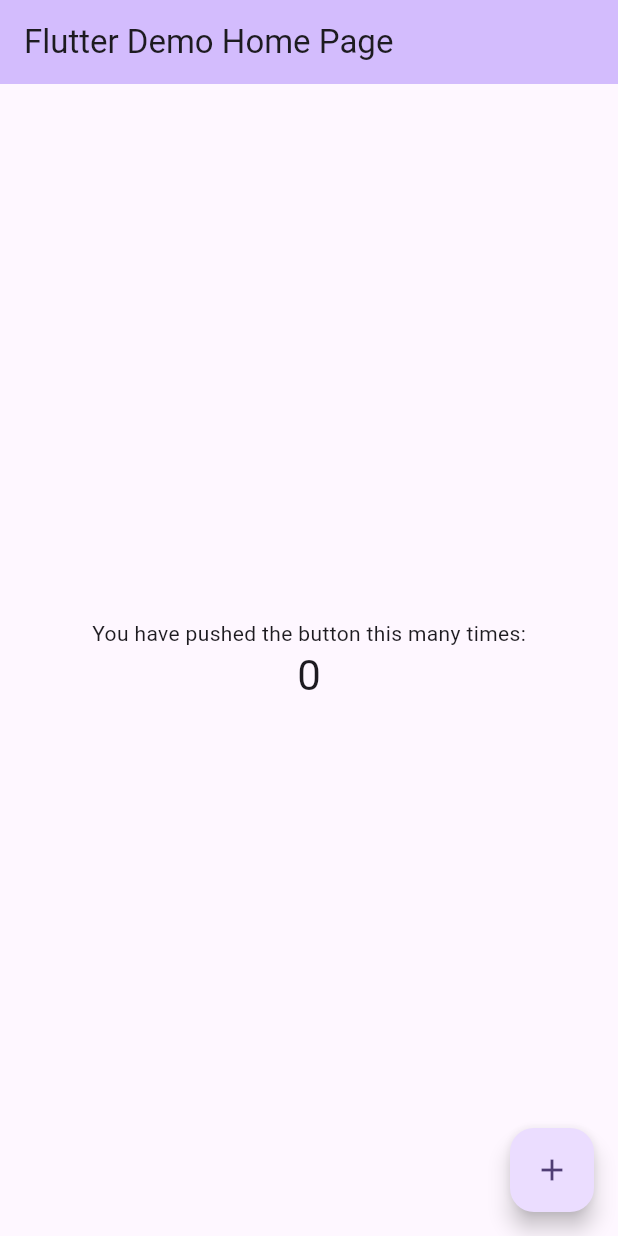
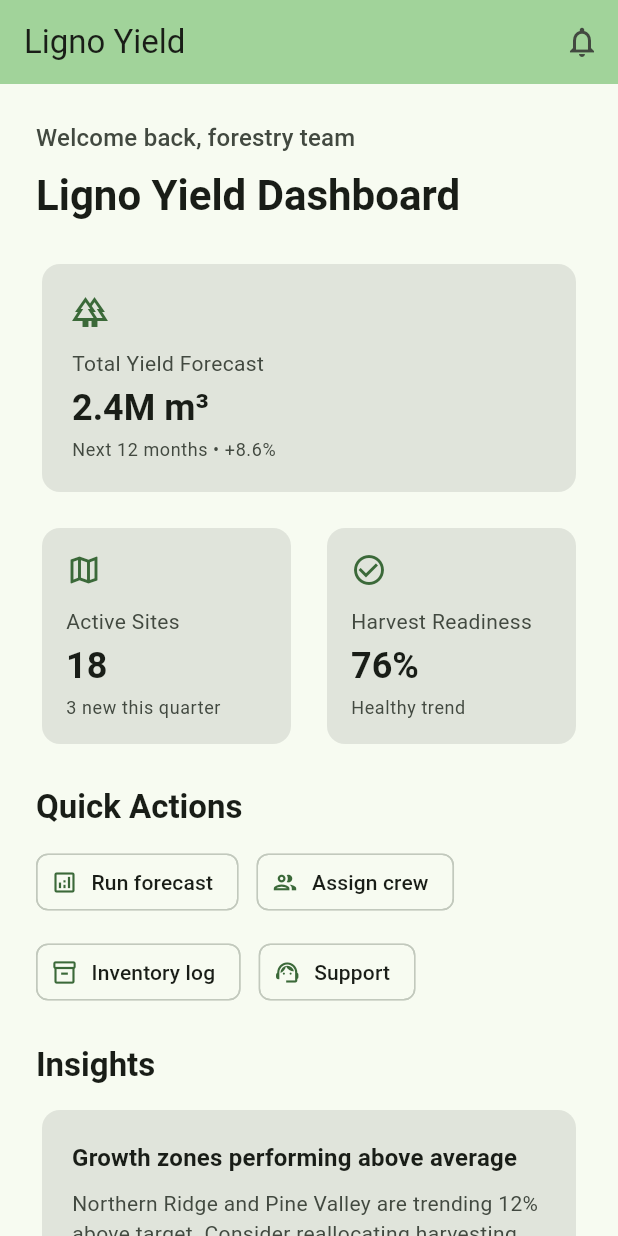
Before and after one commit to norcle/ligno_yield, a Flutter app: the screen it shows after launch, on a phone screen of 412 x 824 dp. Run offline on Flutter 3.47's test engine with Material 3 defaults, Android fonts, the light colour scheme and no system bars.

Commit message:
Add main screen dashboard

```diff
--- a/lib/main.dart
+++ b/lib/main.dart
@@ -10,8 +10,10 @@ class MyApp extends StatelessWidget {
   // This widget is the root of your application.
   @override
   Widget build(BuildContext context) {
+    const appTitle = 'Ligno Yield';
+
     return MaterialApp(
-      title: 'Flutter Demo',
+      title: appTitle,
       theme: ThemeData(
         // This is the theme of your application.
         //
@@ -28,95 +30,232 @@ class MyApp extends StatelessWidget {
         //
         // This works for code too, not just values: Most code changes can be
         // tested with just a hot reload.
-        colorScheme: .fromSeed(seedColor: Colors.deepPurple),
+        colorScheme: .fromSeed(seedColor: Colors.green),
+        useMaterial3: true,
       ),
-      home: const MyHomePage(title: 'Flutter Demo Home Page'),
+      home: const MainScreen(title: appTitle),
     );
   }
 }
 
-class MyHomePage extends StatefulWidget {
-  const MyHomePage({super.key, required this.title});
-
-  // This widget is the home page of your application. It is stateful, meaning
-  // that it has a State object (defined below) that contains fields that affect
-  // how it looks.
-
-  // This class is the configuration for the state. It holds the values (in this
-  // case the title) provided by the parent (in this case the App widget) and
-  // used by the build method of the State. Fields in a Widget subclass are
-  // always marked "final".
+class MainScreen extends StatelessWidget {
+  const MainScreen({super.key, required this.title});
 
   final String title;
 
   @override
-  State<MyHomePage> createState() => _MyHomePageState();
-}
+  Widget build(BuildContext context) {
+    final theme = Theme.of(context);
 
-class _MyHomePageState extends State<MyHomePage> {
-  int _counter = 0;
-
-  void _incrementCounter() {
-    setState(() {
-      // This call to setState tells the Flutter framework that something has
-      // changed in this State, which causes it to rerun the build method below
-      // so that the display can reflect the updated values. If we changed
-      // _counter without calling setState(), then the build method would not be
-      // called again, and so nothing would appear to happen.
-      _counter++;
-    });
-  }
-
-  @override
-  Widget build(BuildContext context) {
-    // This method is rerun every time setState is called, for instance as done
-    // by the _incrementCounter method above.
-    //
-    // The Flutter framework has been optimized to make rerunning build methods
-    // fast, so that you can just rebuild anything that needs updating rather
-    // than having to individually change instances of widgets.
     return Scaffold(
       appBar: AppBar(
-        // TRY THIS: Try changing the color here to a specific color (to
-        // Colors.amber, perhaps?) and trigger a hot reload to see the AppBar
-        // change color while the other colors stay the same.
-        backgroundColor: Theme.of(context).colorScheme.inversePrimary,
-        // Here we take the value from the MyHomePage object that was created by
-        // the App.build method, and use it to set our appbar title.
-        title: Text(widget.title),
+        backgroundColor: theme.colorScheme.inversePrimary,
+        title: Text(title),
+        actions: [
+          IconButton(
+            onPressed: () {},
+            icon: const Icon(Icons.notifications_outlined),
+            tooltip: 'Notifications',
+          ),
+        ],
       ),
-      body: Center(
-        // Center is a layout widget. It takes a single child and positions it
-        // in the middle of the parent.
-        child: Column(
-          // Column is also a layout widget. It takes a list of children and
-          // arranges them vertically. By default, it sizes itself to fit its
-          // children horizontally, and tries to be as tall as its parent.
-          //
-          // Column has various properties to control how it sizes itself and
-          // how it positions its children. Here we use mainAxisAlignment to
-          // center the children vertically; the main axis here is the vertical
-          // axis because Columns are vertical (the cross axis would be
-          // horizontal).
-          //
-          // TRY THIS: Invoke "debug painting" (choose the "Toggle Debug Paint"
-          // action in the IDE, or press "p" in the console), to see the
-          // wireframe for each widget.
-          mainAxisAlignment: .center,
+      body: SafeArea(
+        child: ListView(
+          padding: const EdgeInsets.all(24),
           children: [
-            const Text('You have pushed the button this many times:'),
             Text(
-              '$_counter',
-              style: Theme.of(context).textTheme.headlineMedium,
+              'Welcome back, forestry team',
+              style: theme.textTheme.titleMedium?.copyWith(
+                color: theme.colorScheme.onSurfaceVariant,
+              ),
+            ),
+            const SizedBox(height: 8),
+            Text(
+              'Ligno Yield Dashboard',
+              style: theme.textTheme.headlineMedium?.copyWith(
+                fontWeight: FontWeight.w700,
+              ),
+            ),
+            const SizedBox(height: 24),
+            _InfoCard(
+              label: 'Total Yield Forecast',
+              value: '2.4M m³',
+              subtitle: 'Next 12 months • +8.6%',
+              icon: Icons.forest_outlined,
+            ),
+            const SizedBox(height: 16),
+            Row(
+              children: [
+                Expanded(
+                  child: _InfoCard(
+                    label: 'Active Sites',
+                    value: '18',
+                    subtitle: '3 new this quarter',
+                    icon: Icons.map_outlined,
+                    compact: true,
+                  ),
+                ),
+                const SizedBox(width: 16),
+                Expanded(
+                  child: _InfoCard(
+                    label: 'Harvest Readiness',
+                    value: '76%',
+                    subtitle: 'Healthy trend',
+                    icon: Icons.check_circle_outline,
+                    compact: true,
+                  ),
+                ),
+              ],
+            ),
+            const SizedBox(height: 24),
+            Text(
+              'Quick Actions',
+              style: theme.textTheme.titleLarge?.copyWith(
+                fontWeight: FontWeight.w600,
+              ),
+            ),
+            const SizedBox(height: 12),
+            Wrap(
+              spacing: 12,
+              runSpacing: 12,
+              children: [
+                _ActionChip(
+                  icon: Icons.analytics_outlined,
+                  label: 'Run forecast',
+                ),
+                _ActionChip(
+                  icon: Icons.group_outlined,
+                  label: 'Assign crew',
+                ),
+                _ActionChip(
+                  icon: Icons.inventory_2_outlined,
+                  label: 'Inventory log',
+                ),
+                _ActionChip(
+                  icon: Icons.support_agent_outlined,
+                  label: 'Support',
+                ),
+              ],
+            ),
+            const SizedBox(height: 24),
+            Text(
+              'Insights',
+              style: theme.textTheme.titleLarge?.copyWith(
+                fontWeight: FontWeight.w600,
+              ),
+            ),
+            const SizedBox(height: 12),
+            Card(
+              elevation: 0,
+              color: theme.colorScheme.surfaceContainerHighest,
+              child: Padding(
+                padding: const EdgeInsets.all(20),
+                child: Column(
+                  crossAxisAlignment: CrossAxisAlignment.start,
+                  children: [
+                    Text(
+                      'Growth zones performing above average',
+                      style: theme.textTheme.titleMedium?.copyWith(
+                        fontWeight: FontWeight.w600,
+                      ),
+                    ),
+                    const SizedBox(height: 8),
+                    Text(
+                      'Northern Ridge and Pine Valley are trending 12% above '
+                      'target. Consider reallocating harvesting equipment to '
+                      'optimize output before peak season.',
+                      style: theme.textTheme.bodyMedium?.copyWith(
+                        color: theme.colorScheme.onSurfaceVariant,
+                      ),
+                    ),
+                    const SizedBox(height: 16),
+                    FilledButton(
+                      onPressed: () {},
+                      child: const Text('View detailed report'),
+                    ),
+                  ],
+                ),
+              ),
             ),
           ],
         ),
       ),
-      floatingActionButton: FloatingActionButton(
-        onPressed: _incrementCounter,
-        tooltip: 'Increment',
-        child: const Icon(Icons.add),
+    );
+  }
+}
+
+class _InfoCard extends StatelessWidget {
+  const _InfoCard({
+    required this.label,
+    required this.value,
+    required this.subtitle,
+    required this.icon,
+    this.compact = false,
+  });
+
+  final String label;
+  final String value;
+  final String subtitle;
+  final IconData icon;
+  final bool compact;
+
+  @override
+  Widget build(BuildContext context) {
+    final theme = Theme.of(context);
+
+    return Card(
+      elevation: 0,
+      color: theme.colorScheme.surfaceContainerHighest,
+      child: Padding(
+        padding: EdgeInsets.all(compact ? 16 : 20),
+        child: Column(
+          crossAxisAlignment: CrossAxisAlignment.start,
+          children: [
+            Icon(icon, color: theme.colorScheme.primary),
+            const SizedBox(height: 12),
+            Text(
+              label,
+              style: theme.textTheme.bodyMedium?.copyWith(
+                color: theme.colorScheme.onSurfaceVariant,
+              ),
+            ),
+            const SizedBox(height: 4),
+            Text(
+              value,
+              style: theme.textTheme.headlineSmall?.copyWith(
+                fontWeight: FontWeight.w700,
+              ),
+            ),
+            const SizedBox(height: 4),
+            Text(
+              subtitle,
+              style: theme.textTheme.bodySmall?.copyWith(
+                color: theme.colorScheme.onSurfaceVariant,
+              ),
+            ),
+          ],
+        ),
       ),
     );
   }
 }
+
+class _ActionChip extends StatelessWidget {
+  const _ActionChip({required this.icon, required this.label});
+
+  final IconData icon;
+  final String label;
+
+  @override
+  Widget build(BuildContext context) {
+    return ActionChip(
+      avatar: Icon(icon, size: 18),
+      label: Text(label),
+      onPressed: () {},
+      elevation: 0,
+      side: BorderSide(
+        color: Theme.of(context).colorScheme.outlineVariant,
+      ),
+    );
+  }
+}
```
